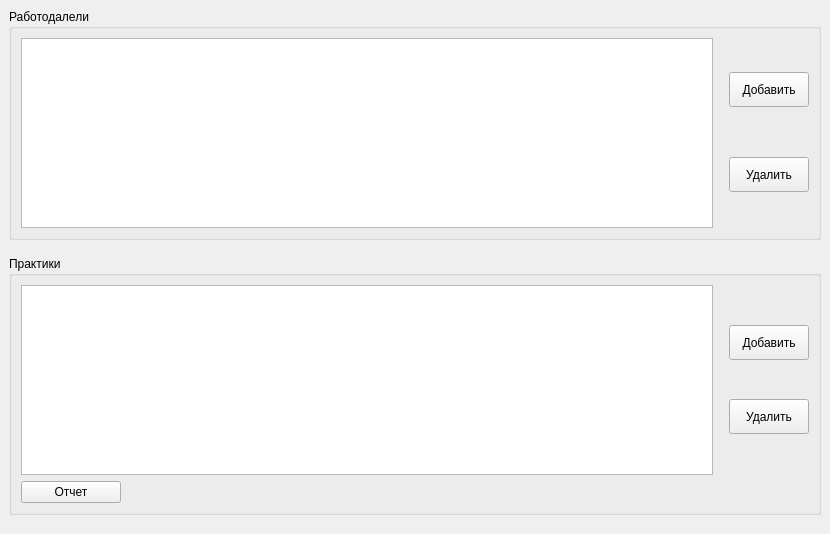
Above: ui/mainwindow.ui from 7enSmile/clientVKR before the change. Below: the same form after it.
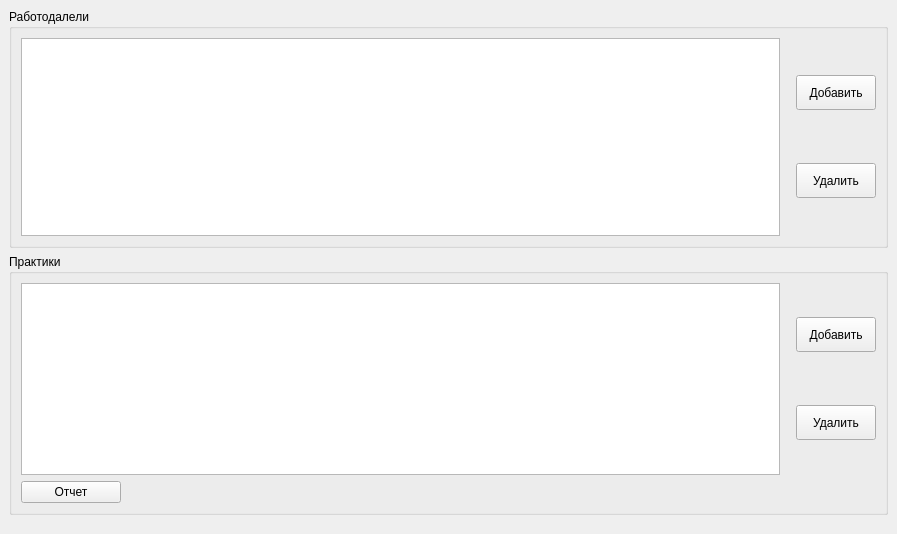
That is the form after the change.

```diff
--- a/ui/mainwindow.ui
+++ b/ui/mainwindow.ui
@@ -6,7 +6,7 @@
    <rect>
     <x>0</x>
     <y>0</y>
-    <width>830</width>
+    <width>897</width>
     <height>534</height>
    </rect>
   </property>
@@ -40,7 +40,7 @@
               <bool>false</bool>
              </property>
              <attribute name="horizontalHeaderVisible">
-              <bool>true</bool>
+              <bool>false</bool>
              </attribute>
              <attribute name="horizontalHeaderCascadingSectionResizes">
               <bool>true</bool>
@@ -55,7 +55,7 @@
               <bool>true</bool>
              </attribute>
              <attribute name="verticalHeaderVisible">
-              <bool>true</bool>
+              <bool>false</bool>
              </attribute>
             </widget>
            </item>
@@ -128,22 +128,6 @@
       </item>
      </layout>
     </item>
-    <item>
-     <spacer name="verticalSpacer_3">
-      <property name="orientation">
-       <enum>Qt::Vertical</enum>
-      </property>
-      <property name="sizeType">
-       <enum>QSizePolicy::Fixed</enum>
-      </property>
-      <property name="sizeHint" stdset="0">
-       <size>
-        <width>20</width>
-        <height>10</height>
-       </size>
-      </property>
-     </spacer>
-    </item>
     <item>
      <widget class="QGroupBox" name="groupBox_2">
       <property name="title">
@@ -157,7 +141,7 @@
            <item>
             <widget class="QTableView" name="tableViewPractice">
              <attribute name="horizontalHeaderVisible">
-              <bool>true</bool>
+              <bool>false</bool>
              </attribute>
              <attribute name="horizontalHeaderCascadingSectionResizes">
               <bool>true</bool>
@@ -172,7 +156,7 @@
               <bool>true</bool>
              </attribute>
              <attribute name="verticalHeaderVisible">
-              <bool>true</bool>
+              <bool>false</bool>
              </attribute>
              <attribute name="verticalHeaderStretchLastSection">
               <bool>false</bool>
@@ -199,22 +183,6 @@
          </item>
          <item>
           <layout class="QVBoxLayout" name="verticalLayout">
-           <item>
-            <spacer name="verticalSpacer_4">
-             <property name="orientation">
-              <enum>Qt::Vertical</enum>
-             </property>
-             <property name="sizeType">
-              <enum>QSizePolicy::Fixed</enum>
-             </property>
-             <property name="sizeHint" stdset="0">
-              <size>
-               <width>20</width>
-               <height>20</height>
-              </size>
-             </property>
-            </spacer>
-           </item>
            <item>
             <widget class="QPushButton" name="pushButtonInserPractice">
              <property name="minimumSize">
@@ -257,22 +225,6 @@
              </property>
             </widget>
            </item>
-           <item>
-            <spacer name="verticalSpacer">
-             <property name="orientation">
-              <enum>Qt::Vertical</enum>
-             </property>
-             <property name="sizeType">
-              <enum>QSizePolicy::Fixed</enum>
-             </property>
-             <property name="sizeHint" stdset="0">
-              <size>
-               <width>20</width>
-               <height>20</height>
-              </size>
-             </property>
-            </spacer>
-           </item>
           </layout>
          </item>
         </layout>
```
Left out of the diff: 4 changed lines with no effect on the pictures.
